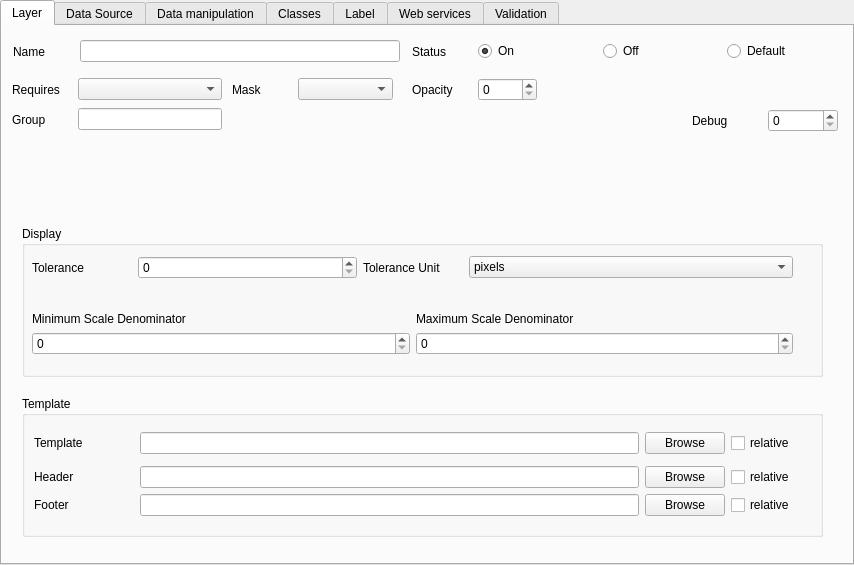
First picture: the form in layersettingsvector.ui, repository QMapfileEditor/QMapfileEditor, before the edit.
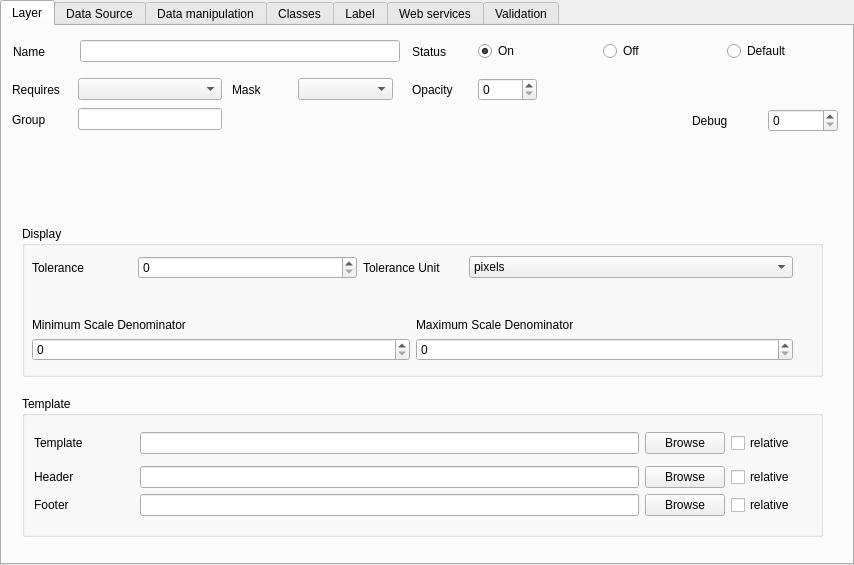
Second picture: the form after the edit. Icons and pictures are not drawn.

Commit message: Add vertical and horizontal spacer for better layout + rename some label

```diff
--- a/layersettingsvector.ui
+++ b/layersettingsvector.ui
@@ -338,7 +338,7 @@
        <x>10</x>
        <y>30</y>
        <width>761</width>
-       <height>99</height>
+       <height>105</height>
       </rect>
      </property>
      <layout class="QVBoxLayout" name="verticalLayout_8">
```
The commit also changes 1 other file.
